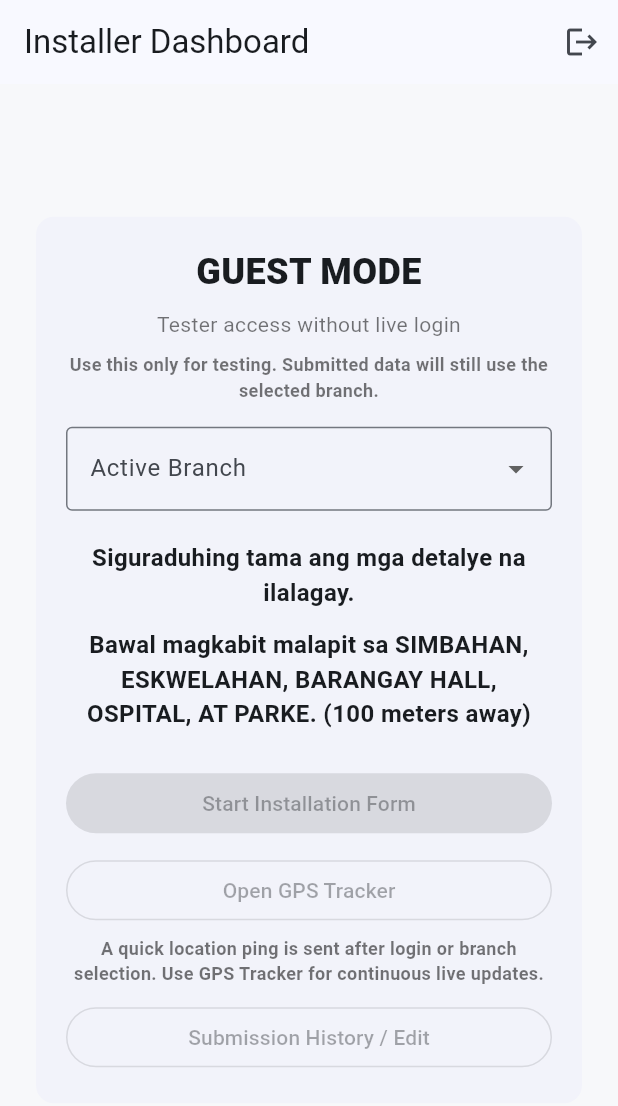
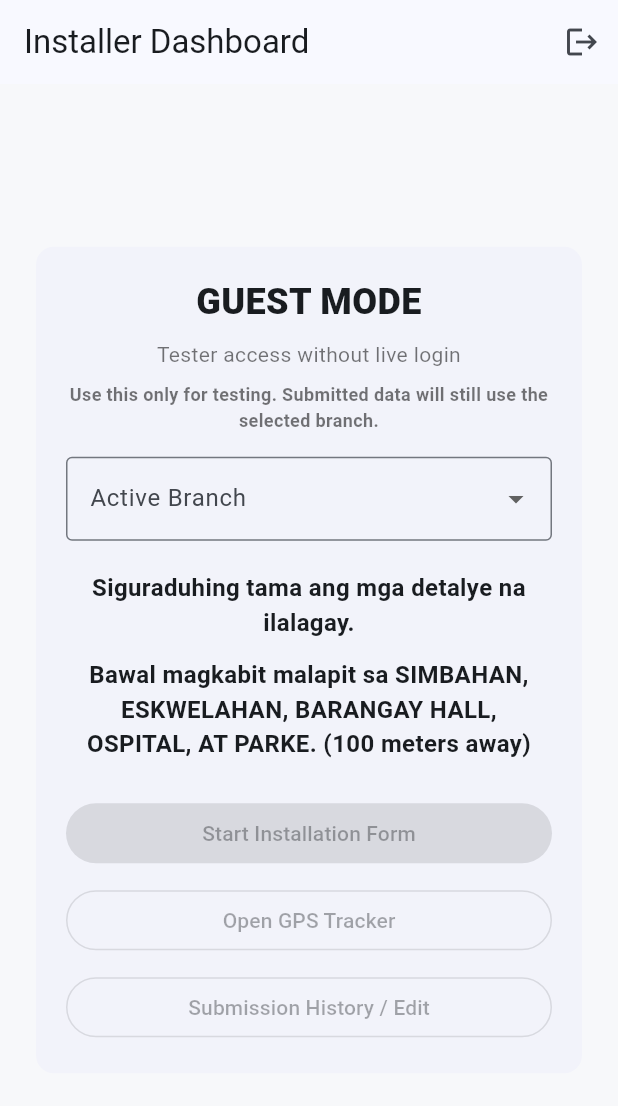
Before and after one commit to xconmik/RCMACAPAGAL-GFORM, a Flutter app: the screen it shows after launch, after a tap on "Login", after a tap on "Continue as Guest Tester", on a phone screen of 412 x 824 dp. Shown: the top 1106 px of the screen. Run offline on Flutter 3.47's test engine with Material 3 defaults, Android fonts, the light colour scheme and no system bars; our stand-ins replace flutter_map, geolocator, google_maps_flutter, image_picker, latlong2, shared_preferences; accounts and stored records are empty.

Commit message:
Fix web compile after dashboard GPS ping

```diff
--- a/lib/screens/installer_dashboard_screen.dart
+++ b/lib/screens/installer_dashboard_screen.dart
@@ -1,8 +1,6 @@
 import 'package:flutter/material.dart';
-import 'package:geolocator/geolocator.dart';
 
 import '../services/installer_auth_service.dart';
-import '../services/installer_tracking_service.dart';
 import '../services/local_storage_service.dart';
 import 'installer_history_screen.dart';
 import 'installer_login_screen.dart';
@@ -30,18 +28,12 @@ class _InstallerDashboardScreenState extends State<InstallerDashboardScreen> {
   ];
 
   final LocalStorageService _localStorageService = LocalStorageService();
-  final InstallerTrackingService _trackingService = InstallerTrackingService();
   late InstallerProfile _profile;
-  bool _isSendingLoginPing = false;
-  String? _locationHint;
 
   @override
   void initState() {
     super.initState();
     _profile = widget.profile;
-    WidgetsBinding.instance.addPostFrameCallback((_) {
-      _sendLoginPingIfPossible();
-    });
   }
 
   bool get _hasActiveBranch => _profile.branch.trim().isNotEmpty;
@@ -55,78 +47,7 @@ class _InstallerDashboardScreenState extends State<InstallerDashboardScreen> {
     if (!mounted) return;
     setState(() {
       _profile = updatedProfile;
-      _locationHint = 'Branch set to ${updatedProfile.branch}. Sending location...';
     });
-
-    await _sendLoginPingIfPossible(force: true);
-  }
-
-  Future<void> _sendLoginPingIfPossible({bool force = false}) async {
-    if (!_hasActiveBranch || _isSendingLoginPing) return;
-    if (!force && _locationHint == 'Current location shared to admin map.') {
-      return;
-    }
-
-    _isSendingLoginPing = true;
-
-    try {
-      final hasPermission = await _ensureLocationPermission();
-      if (!hasPermission) {
-        if (!mounted) return;
-        setState(() {
-          _locationHint =
-              'Allow location access so your marker appears in the admin map.';
-        });
-        return;
-      }
-
-      final position = await Geolocator.getCurrentPosition(
-        locationSettings: const LocationSettings(
-          accuracy: LocationAccuracy.high,
-        ),
-      );
-
-      await _trackingService.submitTrackingPoint(
-        installerId: _profile.installerId,
-        installerName: _profile.installerName,
-        branch: _profile.branch,
-        latitude: position.latitude,
-        longitude: position.longitude,
-        trackedAt: position.timestamp ?? DateTime.now(),
-        sessionId: 'dashboard-${DateTime.now().millisecondsSinceEpoch}',
-        accuracy: position.accuracy,
-        speed: position.speed,
-        heading: position.heading,
-        altitude: position.altitude,
-        isMocked: position.isMocked,
-      );
-
-      if (!mounted) return;
-      setState(() {
-        _locationHint = 'Current location shared to admin map.';
-      });
-    } catch (_) {
-      if (!mounted) return;
-      setState(() {
-        _locationHint =
-            'Unable to send current location automatically. Open GPS Tracker and start tracking.';
-      });
-    } finally {
-      _isSendingLoginPing = false;
-    }
-  }
-
-  Future<bool> _ensureLocationPermission() async {
-    final enabled = await Geolocator.isLocationServiceEnabled();
-    if (!enabled) return false;
-
-    var permission = await Geolocator.checkPermission();
-    if (permission == LocationPermission.denied) {
-      permission = await Geolocator.requestPermission();
-    }
-
-    return permission != LocationPermission.denied &&
-        permission != LocationPermission.deniedForever;
   }
 
   Future<void> _logout() async {
@@ -245,20 +166,6 @@ class _InstallerDashboardScreenState extends State<InstallerDashboardScreen> {
                         ),
                       ),
                       const SizedBox(height: 24),
-                      if (_locationHint != null) ...[
-                        Text(
-                          _locationHint!,
-                          textAlign: TextAlign.center,
-                          style: TextStyle(
-                            color: _locationHint ==
-                                    'Current location shared to admin map.'
-                                ? Colors.green.shade700
-                                : Colors.black54,
-                            fontWeight: FontWeight.w600,
-                          ),
-                        ),
-                        const SizedBox(height: 12),
-                      ],
                       FilledButton(
                         onPressed: !_hasActiveBranch
                             ? null
@@ -288,16 +195,6 @@ class _InstallerDashboardScreenState extends State<InstallerDashboardScreen> {
                               },
                         child: const Text('Open GPS Tracker'),
                       ),
-                      const SizedBox(height: 6),
-                      const Text(
-                        'A quick location ping is sent after login or branch selection. Use GPS Tracker for continuous live updates.',
-                        textAlign: TextAlign.center,
-                        style: TextStyle(
-                          color: Colors.black54,
-                          fontSize: 12,
-                          fontWeight: FontWeight.w600,
-                        ),
-                      ),
                       const SizedBox(height: 10),
                       OutlinedButton(
                         onPressed: !_hasActiveBranch
```
